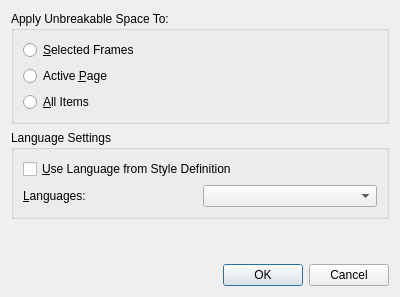
scribusproject/scribus, file scribus/plugins/short-words/swdialog.ui: the form before one commit.
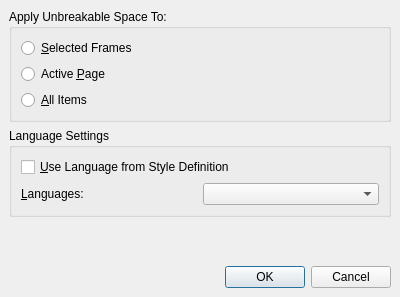
The form after the commit.

Commit message: #16453: Unify margins and spacing for dialogs, set 3 <bubu>

Diff of the .ui file:
```diff
--- a/scribus/plugins/short-words/swdialog.ui
+++ b/scribus/plugins/short-words/swdialog.ui
@@ -14,6 +14,18 @@
    <string>Short Words</string>
   </property>
   <layout class="QGridLayout" name="gridLayout_3">
+   <property name="leftMargin">
+    <number>9</number>
+   </property>
+   <property name="topMargin">
+    <number>9</number>
+   </property>
+   <property name="rightMargin">
+    <number>9</number>
+   </property>
+   <property name="bottomMargin">
+    <number>9</number>
+   </property>
    <item row="0" column="0">
     <widget class="QGroupBox" name="buttonGroup">
      <property name="title">
```
The commit also changes 5 other files.
